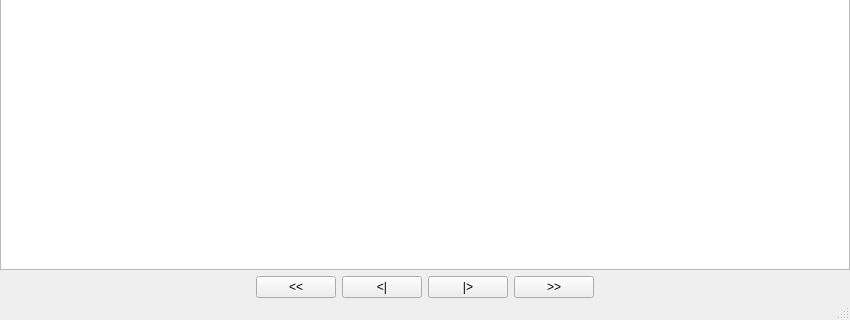
This is mainwindow.ui in MatyMatousek/GAL as Qt 5 draws it before an edit; both pictures show x 0 to 850 and y 200 to 520 of the 850 by 520 pixel window. The edited form follows.
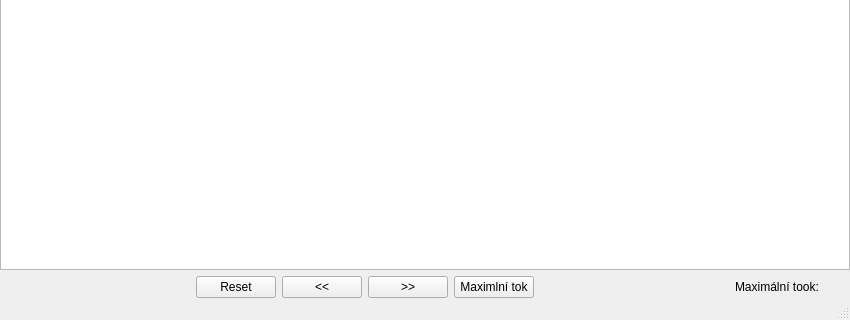
This is the edited form. Icons and pictures are not drawn.

```diff
--- a/mainwindow.ui
+++ b/mainwindow.ui
@@ -72,31 +72,31 @@
          <item>
           <widget class="QPushButton" name="resetStep">
            <property name="text">
-            <string>&lt;&lt;</string>
+            <string>Reset</string>
            </property>
           </widget>
          </item>
          <item>
           <widget class="QPushButton" name="previousStep">
            <property name="text">
-            <string>&lt;|</string>
+            <string>&lt;&lt;</string>
            </property>
           </widget>
          </item>
          <item>
           <widget class="QPushButton" name="nextStep">
            <property name="text">
-            <string>|&gt;</string>
-           </property>
-          </widget>
-         </item>
-         <item>
-          <widget class="QPushButton" name="makeAllSteps">
-           <property name="text">
             <string>&gt;&gt;</string>
            </property>
           </widget>
          </item>
+         <item>
+          <widget class="QPushButton" name="makeAllSteps">
+           <property name="text">
+            <string>Maximlní tok</string>
+           </property>
+          </widget>
+         </item>
          <item>
           <spacer name="horizontalSpacer_2">
            <property name="orientation">
@@ -110,6 +110,26 @@
            </property>
           </spacer>
          </item>
+         <item>
+          <widget class="QLabel" name="label_2">
+           <property name="text">
+            <string>Maximální took:</string>
+           </property>
+          </widget>
+         </item>
+         <item>
+          <widget class="QLabel" name="max_flow">
+           <property name="minimumSize">
+            <size>
+             <width>25</width>
+             <height>0</height>
+            </size>
+           </property>
+           <property name="text">
+            <string/>
+           </property>
+          </widget>
+         </item>
         </layout>
        </item>
       </layout>
```
Left out of the diff: 6 changed lines with no effect on the pictures.
